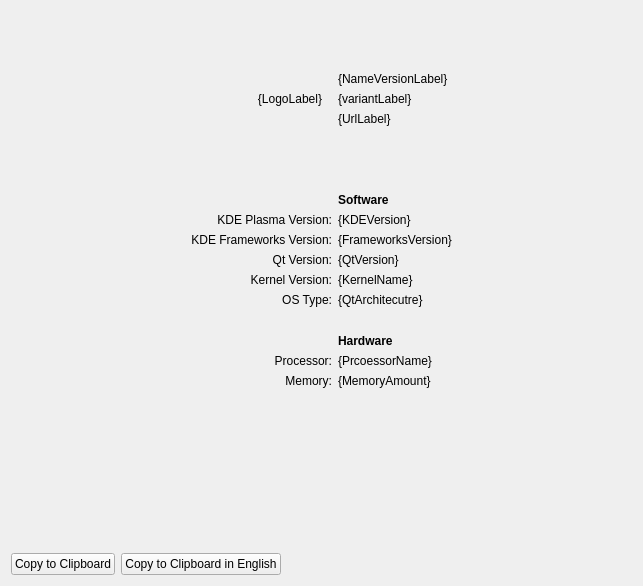
This is Modules/about-distro/src/Module.ui in KDE/kinfocenter as Qt 5 draws it before an edit. The edited form follows.
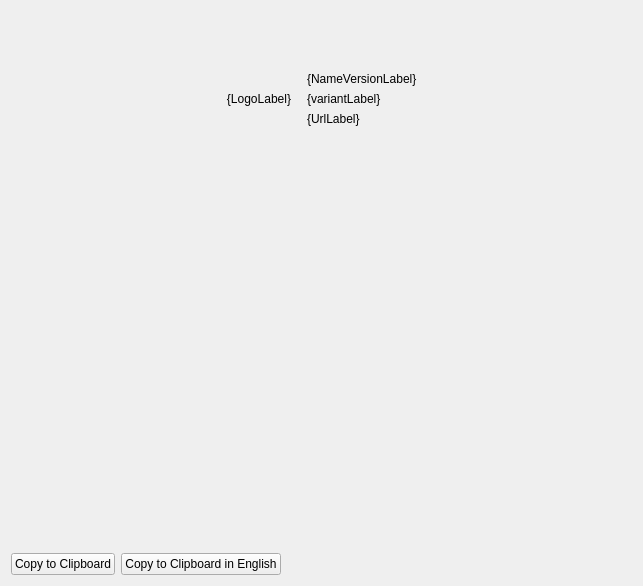
This is the edited form. Icons and pictures are not drawn.

Diff of the .ui file:
```diff
--- a/Modules/about-distro/src/Module.ui
+++ b/Modules/about-distro/src/Module.ui
@@ -137,189 +137,6 @@
          </item>
         </layout>
        </item>
-       <item row="1" column="1">
-        <spacer name="verticalSpacer_2">
-         <property name="orientation">
-          <enum>Qt::Vertical</enum>
-         </property>
-         <property name="sizeType">
-          <enum>QSizePolicy::Fixed</enum>
-         </property>
-         <property name="sizeHint" stdset="0">
-          <size>
-           <width>17</width>
-           <height>21</height>
-          </size>
-         </property>
-        </spacer>
-       </item>
-       <item row="2" column="1">
-        <widget class="QLabel" name="label_2">
-         <property name="font">
-          <font>
-           <weight>75</weight>
-           <bold>true</bold>
-          </font>
-         </property>
-         <property name="text">
-          <string>Software</string>
-         </property>
-         <property name="alignment">
-          <set>Qt::AlignLeading|Qt::AlignLeft|Qt::AlignVCenter</set>
-         </property>
-        </widget>
-       </item>
-       <item row="3" column="0">
-        <widget class="QLabel" name="plasma">
-         <property name="text">
-          <string>KDE Plasma Version:</string>
-         </property>
-         <property name="alignment">
-          <set>Qt::AlignRight|Qt::AlignTrailing|Qt::AlignVCenter</set>
-         </property>
-        </widget>
-       </item>
-       <item row="3" column="1">
-        <widget class="QLabel" name="plasmaLabel">
-         <property name="text">
-          <string notr="true">{KDEVersion}</string>
-         </property>
-        </widget>
-       </item>
-       <item row="4" column="0">
-        <widget class="QLabel" name="frameworksLabelKey">
-         <property name="text">
-          <string>KDE Frameworks Version:</string>
-         </property>
-         <property name="alignment">
-          <set>Qt::AlignRight|Qt::AlignTrailing|Qt::AlignVCenter</set>
-         </property>
-        </widget>
-       </item>
-       <item row="4" column="1">
-        <widget class="QLabel" name="frameworksLabel">
-         <property name="text">
-          <string notr="true">{FrameworksVersion}</string>
-         </property>
-        </widget>
-       </item>
-       <item row="5" column="0">
-        <widget class="QLabel" name="qt">
-         <property name="text">
-          <string>Qt Version:</string>
-         </property>
-         <property name="alignment">
-          <set>Qt::AlignRight|Qt::AlignTrailing|Qt::AlignVCenter</set>
-         </property>
-        </widget>
-       </item>
-       <item row="5" column="1">
-        <widget class="QLabel" name="qtLabel">
-         <property name="text">
-          <string notr="true">{QtVersion}</string>
-         </property>
-        </widget>
-       </item>
-       <item row="6" column="0">
-        <widget class="QLabel" name="kernel">
-         <property name="text">
-          <string>Kernel Version:</string>
-         </property>
-         <property name="alignment">
-          <set>Qt::AlignRight|Qt::AlignTrailing|Qt::AlignVCenter</set>
-         </property>
-        </widget>
-       </item>
-       <item row="6" column="1">
-        <widget class="QLabel" name="kernelLabel">
-         <property name="text">
-          <string notr="true">{KernelName}</string>
-         </property>
-        </widget>
-       </item>
-       <item row="7" column="0">
-        <widget class="QLabel" name="bitsKey">
-         <property name="text">
-          <string>OS Type:</string>
-         </property>
-         <property name="alignment">
-          <set>Qt::AlignRight|Qt::AlignTrailing|Qt::AlignVCenter</set>
-         </property>
-        </widget>
-       </item>
-       <item row="7" column="1">
-        <widget class="QLabel" name="bitsLabel">
-         <property name="text">
-          <string notr="true">{QtArchitecutre}</string>
-         </property>
-        </widget>
-       </item>
-       <item row="8" column="1">
-        <spacer name="verticalSpacer_4">
-         <property name="orientation">
-          <enum>Qt::Vertical</enum>
-         </property>
-         <property name="sizeType">
-          <enum>QSizePolicy::Fixed</enum>
-         </property>
-         <property name="sizeHint" stdset="0">
-          <size>
-           <width>17</width>
-           <height>21</height>
-          </size>
-         </property>
-        </spacer>
-       </item>
-       <item row="9" column="1">
-        <widget class="QLabel" name="label">
-         <property name="font">
-          <font>
-           <weight>75</weight>
-           <bold>true</bold>
-          </font>
-         </property>
-         <property name="text">
-          <string>Hardware</string>
-         </property>
-         <property name="alignment">
-          <set>Qt::AlignLeading|Qt::AlignLeft|Qt::AlignVCenter</set>
-         </property>
-        </widget>
-       </item>
-       <item row="10" column="0">
-        <widget class="QLabel" name="processor">
-         <property name="text">
-          <string notr="true">Processor:</string>
-         </property>
-         <property name="alignment">
-          <set>Qt::AlignRight|Qt::AlignTrailing|Qt::AlignVCenter</set>
-         </property>
-        </widget>
-       </item>
-       <item row="10" column="1">
-        <widget class="QLabel" name="processorLabel">
-         <property name="text">
-          <string notr="true">{PrcoessorName}</string>
-         </property>
-        </widget>
-       </item>
-       <item row="11" column="0">
-        <widget class="QLabel" name="memory">
-         <property name="text">
-          <string>Memory:</string>
-         </property>
-         <property name="alignment">
-          <set>Qt::AlignRight|Qt::AlignTrailing|Qt::AlignVCenter</set>
-         </property>
-        </widget>
-       </item>
-       <item row="11" column="1">
-        <widget class="QLabel" name="memoryLabel">
-         <property name="text">
-          <string notr="true">{MemoryAmount}</string>
-         </property>
-        </widget>
-       </item>
       </layout>
      </item>
      <item>
```
Left out of the diff: 26 changed lines with no effect on the pictures.
